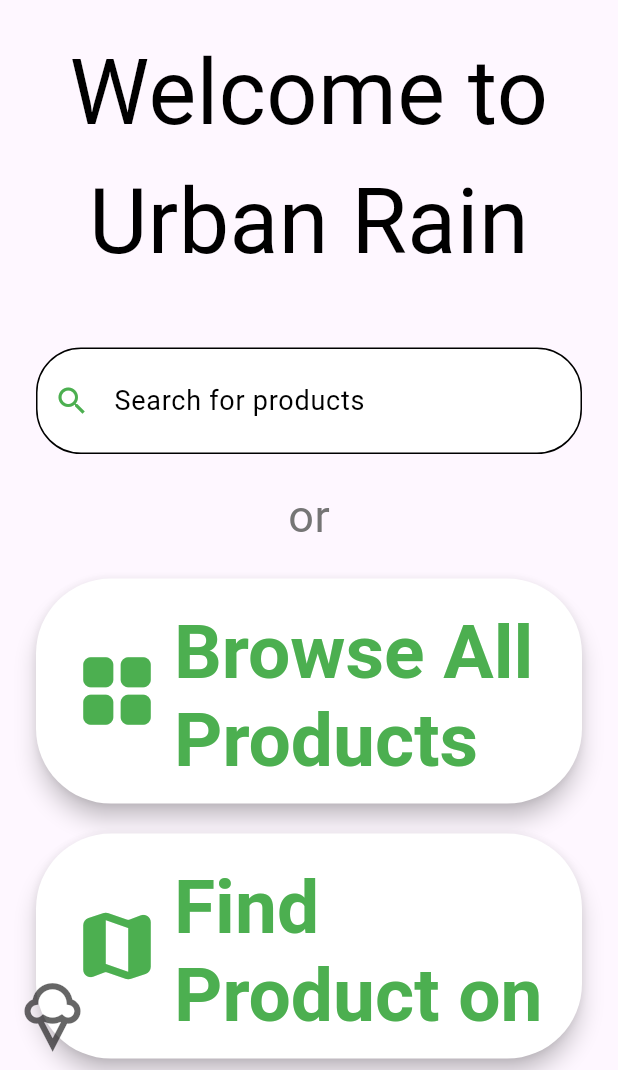
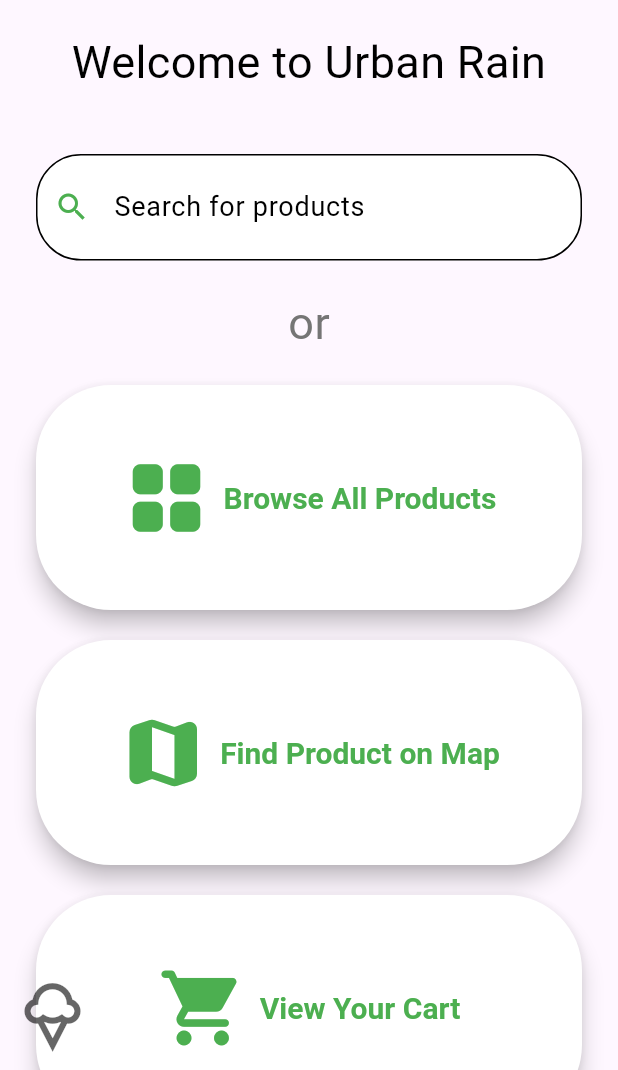
Before and after one commit to huhFahad/Kiosk-App, a Flutter app: the screen it shows after launch, on a phone screen of 412 x 824 dp, the part 166-1236 px from its top. Run offline on Flutter 3.47's test engine with Material 3 defaults, Android fonts, the light colour scheme and no system bars; our stand-ins replace flutter_colorpicker, flutter_dotenv, flutter_phoenix, flutter_secure_storage, image_picker, package_info_plus and 3 more; missing offline and left inert: app_settings, media_kit, media_kit_video, pro_image_editor, process_run.

Commit message:
created 'loading.dart'. making android ui changes.

```diff
--- a/lib/admin_dashboard_page.dart
+++ b/lib/admin_dashboard_page.dart
@@ -58,7 +58,7 @@
         child: Column(
           mainAxisAlignment: MainAxisAlignment.center,
           children: [
-            Icon(icon, size: 200, color: Theme.of(context).primaryColor,),
+            Icon(icon, size: 50, color: Theme.of(context).primaryColor,),
             SizedBox(height: 10),
             Text(title, textAlign: TextAlign.center, style: TextStyle(fontSize: 40)),
           ],
--- a/lib/home_page.dart
+++ b/lib/home_page.dart
@@ -112,7 +112,7 @@
                             textAlign: TextAlign.center,
                             style: TextStyle(
                               color: Colors.black,
-                              fontSize: 60,
+                              fontSize: 30,
                               fontWeight: FontWeight.normal,
                             ),
                           ),
@@ -163,7 +163,7 @@
                               ),
                               icon: Icon(Icons.grid_view_rounded, size: 60),
                               onPressed: () => _goTo(context, '/categories'),
-                              label: Text('Browse All Products', style: TextStyle(fontSize: 50)),
+                              label: Text('Browse All Products', style: TextStyle(fontSize: 20)),
                             ),
                           ),
                           const SizedBox(height: 20),
@@ -178,7 +178,7 @@
                               ),
                               icon: Icon(Icons.map_rounded, size: 60),
                               onPressed: () => _goTo(context, '/map'),
-                              label: Text('Find Product on Map', style: TextStyle(fontSize: 50)),
+                              label: Text('Find Product on Map', style: TextStyle(fontSize: 20)),
                             ),
                           ),
                           const SizedBox(height: 20),
@@ -193,7 +193,7 @@
                               ),
                               icon: Icon(Icons.shopping_cart_rounded, size: 60),
                               onPressed: () => _goTo(context, '/cart'),
-                              label: Text('View Your Cart', style: TextStyle(fontSize: 50)),
+                              label: Text('View Your Cart', style: TextStyle(fontSize: 20)),
                             ),
                           ),
                           const SizedBox(height: 20),
@@ -210,7 +210,7 @@
                               ),
                               icon: Icon(Icons.print_rounded, size: 60, color: Colors.white),
                               onPressed: () => _goTo(context, '/photo_upload'),
-                              label: Text('Print Photos', style: TextStyle(fontSize: 50, color: Colors.white)),
+                              label: Text('Print Photos', style: TextStyle(fontSize: 20, color: Colors.white)),
                             ),
                           ),
                         ],
--- a/lib/main.dart
+++ b/lib/main.dart
@@ -2,13 +2,10 @@
 
 import 'package:flutter/material.dart';
 import 'package:provider/provider.dart';
-import 'package:flutter_dotenv/flutter_dotenv.dart';
 import 'package:flutter_phoenix/flutter_phoenix.dart';
-import 'package:media_kit/media_kit.dart';
-
-import 'package:window_manager/window_manager.dart';
 
 import 'models/cart_model.dart';
+import 'loading_page.dart';
 import 'categories_page.dart';
 import 'products_list_page.dart';
 import 'order_confirmation_page.dart';
@@ -36,24 +33,7 @@
 import 'notifiers/settings_notifier.dart';
 import 'theme/theme_notifier.dart';
 
-void main() async {
-  WidgetsFlutterBinding.ensureInitialized();
-  // windowManager.waitUntilReadyToShow(const WindowOptions(fullScreen: true));
-  windowManager.waitUntilReadyToShow(
-    const WindowOptions(
-      // fullScreen: true,
-      titleBarStyle: TitleBarStyle.hidden,
-      alwaysOnTop: false,
-    )
-  );
-
-  MediaKit.ensureInitialized();
-  await dotenv.load(fileName: ".env");
-  final String encryptionKey = dotenv.env['ENCRYPTION_KEY'] ?? 'd3v3l0pm3ntK3y16';
-  if (encryptionKey.length != 16) {
-    throw Exception('Encryption key must be 16 characters long.');
-  }
-
+void main() {
   runApp(
     Phoenix(
       child: MultiProvider(
@@ -82,8 +62,9 @@
       title: 'Retail Kiosk',
       theme: themeNotifier.currentTheme,
       debugShowCheckedModeBanner: false,
-      initialRoute: '/',
+      initialRoute: '/loading',
       routes: {
+        '/loading': (context) => LoadingPage(),
         '/': (context) => HomePage(),
         '/categories': (context) => CategoriesPage(),
         '/products': (context) => ProductsListPage(),
--- a/lib/screensaver_page.dart
+++ b/lib/screensaver_page.dart
@@ -160,16 +160,15 @@
         children: [
           Positioned(
             bottom: 10,
-            right: 33,
             child: Shimmer.fromColors(
               highlightColor: Colors.blueAccent,
               baseColor: const Color.fromARGB(255, 255, 0, 0),
               period: Duration(seconds: 3),
               child: Text(
-                'Welcome! Touch to Begin',
+                'Welcome!\nTouch to Begin',
                 style: TextStyle(
                   fontFamily: 'HighMount',
-                  fontSize: 60,
+                  fontSize: 40,
                   color:Colors.white.withAlpha(230),
                 ),
               )
--- a/pubspec.yaml
+++ b/pubspec.yaml
@@ -33,7 +33,6 @@
   provider: ^6.1.1
   path_provider: ^2.1.5
   json_annotation: ^4.9.0
-  window_manager: ^0.4.2
 
   # The following adds the Cupertino Icons font to your application.
   # Use with the CupertinoIcons class for iOS style icons.
@@ -55,10 +54,10 @@
   package_info_plus: ^8.3.0
   media_kit: ^1.2.0
   media_kit_video: ^1.3.0
-  media_kit_libs_linux: ^1.2.1
   shimmer: ^3.0.0
   app_settings: ^6.1.1
-  flutter_secure_storage: ^4.2.1
+  flutter_secure_storage: ^9.0.0
+  media_kit_libs_android_video: ^1.3.7
 
 dev_dependencies:
   flutter_test:
```
Also changed, not shown: lib/loading_page.dart (added, +90 -0 lines), lib/widgets/common_app_bar.dart (+5 -5 lines), pubspec.lock, 8 other files.
